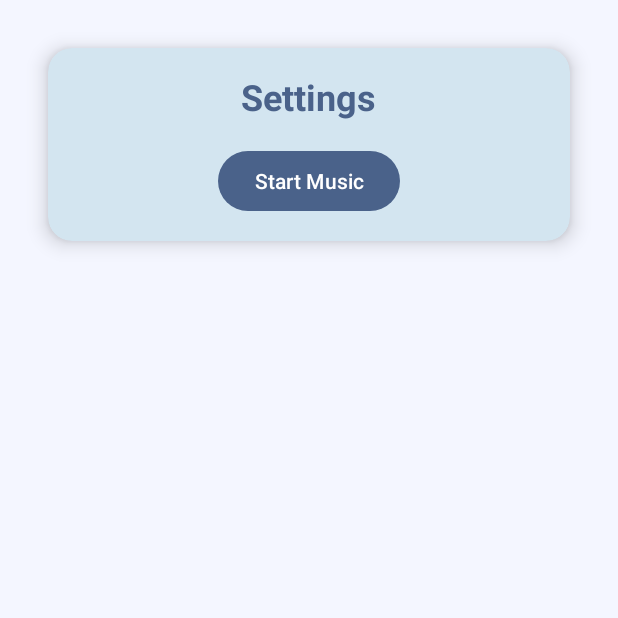
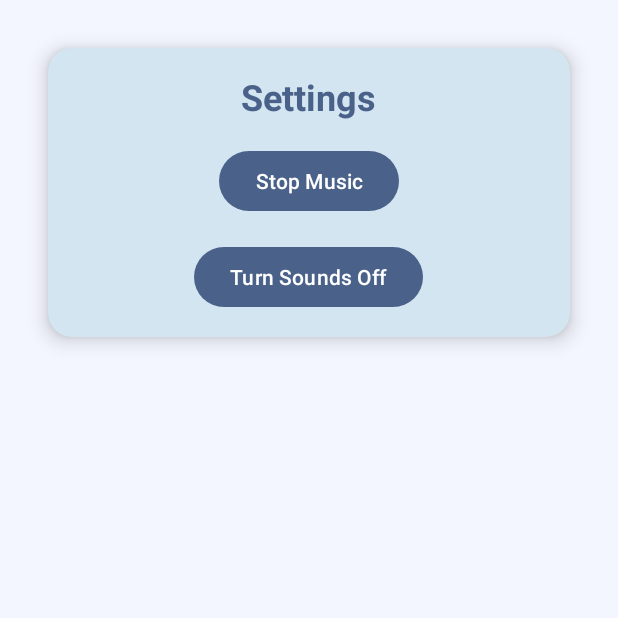
Before and after one commit to AleksandraTremba/Tic-Tac-Two-game, an Android app: the SettingsActivity screen opened directly, with no data from a screen before it, on a phone screen of 412 x 824 dp, the top half of it. Run offline under Robolectric (Android 15) with nearby library versions, the phone set to English and light mode, and no system bars.

Commit message:
sound effects

```diff
--- a/app/src/main/java/com/taltech/ee/tic_tac_two/SettingsActivity.kt
+++ b/app/src/main/java/com/taltech/ee/tic_tac_two/SettingsActivity.kt
@@ -9,19 +9,32 @@ import androidx.appcompat.app.AppCompatActivity
 
 class SettingsActivity : AppCompatActivity(){
     private lateinit var stopMusicButton: Button
+    private lateinit var toggleSoundButton: Button
+    private lateinit var sharedPreferences: SharedPreferences
+    private lateinit var editor: SharedPreferences.Editor
 
     override fun onCreate(savedInstanceState: Bundle?) {
         super.onCreate(savedInstanceState)
         enableEdgeToEdge()
         setContentView(R.layout.activity_settings)
 
-        MusicPlayerHelper.initialize(this)
+        sharedPreferences = getSharedPreferences("TicTacToeSettings", MODE_PRIVATE)
+        editor = sharedPreferences.edit()
+
         stopMusicButton = findViewById(R.id.stopMusicButton)
-        updateButtonText()
+        toggleSoundButton = findViewById(R.id.toggleSoundButton)
+
+        // Set initial button text based on the current state
+        updateSoundButtonText()
 
         stopMusicButton.setOnClickListener {
             toggleMusic()
             updateButtonText()
+        }
+
+        toggleSoundButton.setOnClickListener {
+            toggleSoundEffects()
+            updateSoundButtonText()
         }
     }
 
@@ -33,8 +46,19 @@ class SettingsActivity : AppCompatActivity(){
         }
     }
 
+    private fun toggleSoundEffects() {
+        // Toggle the sound effects setting
+        val soundEffectsEnabled = sharedPreferences.getBoolean("soundEffectsEnabled", true)
+        editor.putBoolean("soundEffectsEnabled", !soundEffectsEnabled).apply()
+    }
+
     private fun updateButtonText() {
         val isMusicOn = MusicPlayerHelper.isPlaying()
         stopMusicButton.text = if (isMusicOn) "Stop Music" else "Start Music"
     }
+
+    private fun updateSoundButtonText() {
+        val soundEffectsEnabled = sharedPreferences.getBoolean("soundEffectsEnabled", true)
+        toggleSoundButton.text = if (soundEffectsEnabled) "Turn Sounds Off" else "Turn Sounds On"
+    }
 }
--- a/app/src/main/res/layout/activity_settings.xml
+++ b/app/src/main/res/layout/activity_settings.xml
@@ -35,6 +35,14 @@
                 android:text="Stop Music"
                 android:layout_gravity="center_horizontal"
                 android:layout_marginTop="16dp"/>
+            <Button
+                android:id="@+id/toggleSoundButton"
+                android:layout_width="wrap_content"
+                android:layout_height="wrap_content"
+                android:text="Turn Sounds Off"
+                android:layout_gravity="center_horizontal"
+                android:layout_marginTop="16dp"/>
+
 
 
 
```
Also changed, not shown: app/src/main/java/com/taltech/ee/tic_tac_two/MainActivity.kt (+14 -3 lines), app/src/main/java/com/taltech/ee/tic_tac_two/SoundEffectHelper.kt (added, +42 -0 lines), 2 other files.
